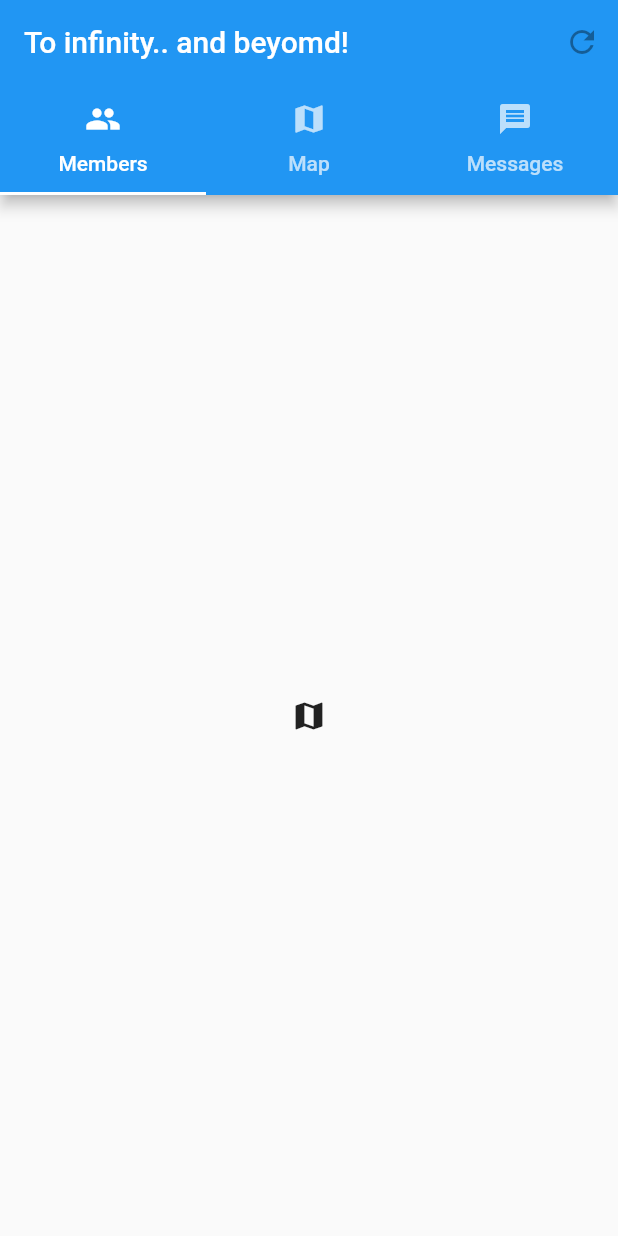
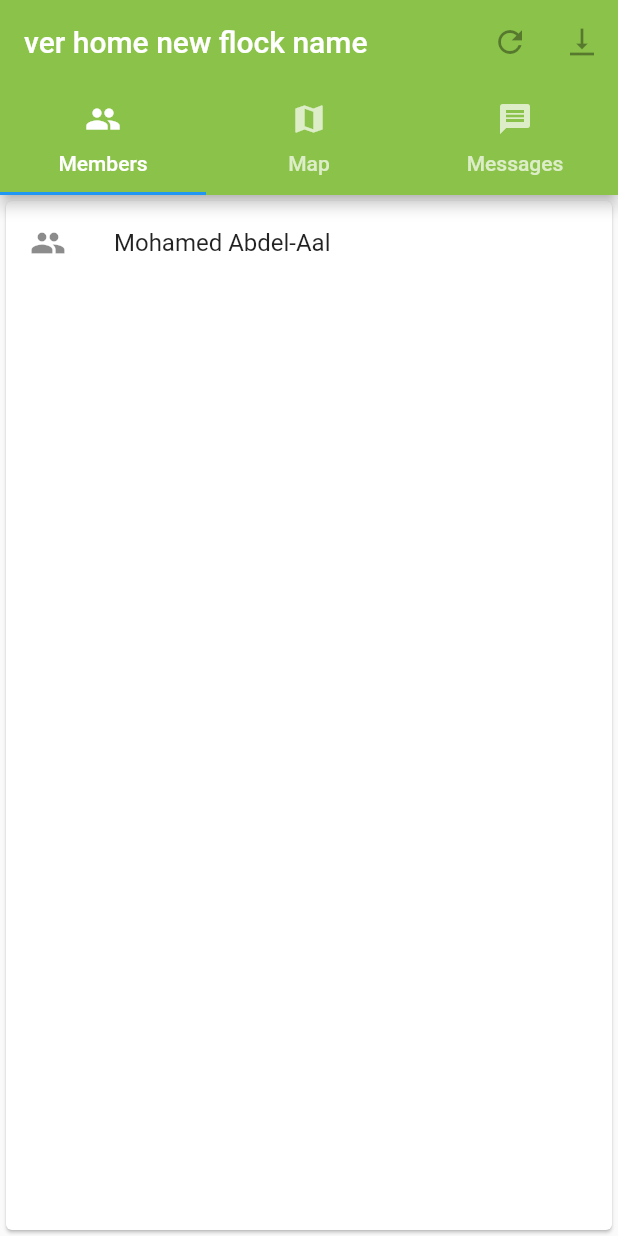
Before and after one commit to mabdelaal86/flock-follow, a Flutter app: the screen it shows after launch, after a tap on the "account balance" icon, on a phone screen of 412 x 824 dp. Run offline on Flutter 3.47's test engine with Material 2 defaults, Android fonts, the phone set to English and light mode, and no system bars; our stand-ins replace google_maps_flutter.

Commit message:
UI_colour&I

```diff
--- a/mobileapp/lib/AddFlock.dart
+++ b/mobileapp/lib/New_Flock.dart
@@ -12,9 +12,10 @@ class addflock extends State {
   Widget build(BuildContext context) {
     return Scaffold(
         appBar: AppBar(
+          backgroundColor: Colors.lightGreen,
           title: Text('New Flock'),
           actions: [
-            //SAVE Button
+            IconButton(icon:Icon(Icons.save), onPressed:null ),
           ],
 
         ),
@@ -32,7 +33,7 @@ class addflock extends State {
               TextField(
                 controller: null,
                 decoration: InputDecoration(
-                  icon: Icon(Icons.local_play),
+                  icon: Icon(Icons.map),
                   hintText: 'Destination'),
               ),
 
--- a/mobileapp/lib/Settings.dart
+++ b/mobileapp/lib/Settings.dart
@@ -12,6 +12,7 @@ class addflock extends State {
   Widget build(BuildContext context) {
     return Scaffold(
         appBar: AppBar(
+          backgroundColor: Colors.lightGreen,
           title: Text('Settings'),
         ),
         floatingActionButton: FloatingActionButton(
--- a/mobileapp/lib/appbar.dart
+++ b/mobileapp/lib/appbar.dart
@@ -2,6 +2,8 @@ import 'package:flutter/material.dart';
 import 'package:flutter/cupertino.dart';
 import 'package:flutter/foundation.dart';
 import 'package:google_maps_flutter/google_maps_flutter.dart';
+import 'package:flutter/rendering.dart' show debugPaintSizeEnabled;
+
 
 class AppBarMapMembersMessages extends StatelessWidget {
   @override
@@ -11,6 +13,11 @@ class AppBarMapMembersMessages extends StatelessWidget {
         length: 3,
         child: Scaffold(
           appBar: AppBar(
+            backgroundColor: Colors.lightGreen,
+            actions: [
+              IconButton(icon:Icon(Icons.refresh), onPressed:null ),
+              IconButton(icon:Icon(Icons.vertical_align_bottom), onPressed:null )
+            ],
             bottom: TabBar(
               tabs: [
                 Tab(text: 'Members', icon: Icon(Icons.people)),
@@ -18,14 +25,11 @@ class AppBarMapMembersMessages extends StatelessWidget {
                 Tab(text: 'Messages' ,icon: Icon(Icons.message)),
               ],
             ),
-            title: Text('To infinity.. and beyomd!'),
-            actions: [
-              IconButton(icon:Icon(Icons.refresh), onPressed:null )
-            ],
+            title: Text('ver home new flock name'),
           ),
           body: TabBarView(
             children: [
-              Icon(Icons.map),
+              Members(),
               Map(),
               Messages(),
             ],
@@ -35,6 +39,61 @@ class AppBarMapMembersMessages extends StatelessWidget {
     );
   }
 }
+
+//Members
+
+class Members extends StatelessWidget {
+  static final showCard = true;
+
+  @override
+  Widget build(BuildContext context) {
+    return MaterialApp(
+      home: Scaffold(
+        body: _buildCard()
+      ),
+    );
+  }
+
+  Widget _buildCard() => SizedBox(
+
+      child: Card(
+        child: Column(
+          children: [
+            ListTile(
+              title: Text('Mohamed Abdel-Aal'),
+              leading: Icon(
+                Icons.people,
+              ),
+            ),
+          ],
+        ),
+      ),
+    );
+
+  Widget _buildStack() => Stack(
+      alignment: const Alignment(0.6, 0.6),
+      children: [
+
+        Container(
+          decoration: BoxDecoration(
+            color: Colors.black45,
+          ),
+          child: Text(
+            'Mia B',
+            style: TextStyle(
+              fontSize: 20,
+              fontWeight: FontWeight.bold,
+              color: Colors.white,
+            ),
+          ),
+        ),
+      ],
+    );
+
+}
+
+
+
 
 //Map
 
@@ -60,6 +119,13 @@ class Map1 extends State{
               zoom: 12.0),
           ),
         ),
+      ),
+
+      floatingActionButton: FloatingActionButton(
+        onPressed: () {Navigator.of(context).pushNamed('/ ');},
+        tooltip: "",
+        child: Icon(Icons.place_rounded),
+        backgroundColor: Colors.green,
       ),
     );
   }
--- a/mobileapp/lib/main.dart
+++ b/mobileapp/lib/main.dart
@@ -1,10 +1,12 @@
 import 'package:flutter/material.dart';
-import 'package:flock_follow/AddFlock.dart';
+import 'package:flock_follow/New_Flock.dart';
 import 'package:flock_follow/Settings.dart';
 import 'package:flock_follow/appbar.dart';
 
 import 'package:flutter/cupertino.dart';
 import 'package:flutter/foundation.dart';
+import 'package:flutter/rendering.dart' show debugPaintSizeEnabled;
+
 
 void main() => runApp(MyApp());
 
@@ -19,7 +21,7 @@ class MyApp extends StatelessWidget {
       home: MyStatelessWidget(),
       routes: <String , WidgetBuilder>{
 
-        "/AddFlock": (BuildContext  context) => AddFlock(),
+        "/New_Flock": (BuildContext  context) => AddFlock(),
         "/settings": (IconButton ) => ButtonSettings(),
         "/appbar": (BuildContext ) => AppBarMapMembersMessages(),
 
@@ -37,6 +39,8 @@ class MyStatelessWidget extends StatelessWidget {
     return Scaffold(
       appBar: AppBar(
         title: const Text('Flock to Follow'),
+        backgroundColor: Colors.lightGreen,
+
         actions: [
           IconButton(icon:Icon(Icons.settings), onPressed: () {Navigator.of(context).pushNamed('/settings');}),
 
@@ -49,7 +53,7 @@ class MyStatelessWidget extends StatelessWidget {
       ),
 
         floatingActionButton: FloatingActionButton(
-        onPressed: () {Navigator.of(context).pushNamed('/AddFlock');},
+        onPressed: () {Navigator.of(context).pushNamed('/New_Flock');},
         tooltip: "new flock",
         child: Icon(Icons.add),
         backgroundColor: Colors.green,
```
